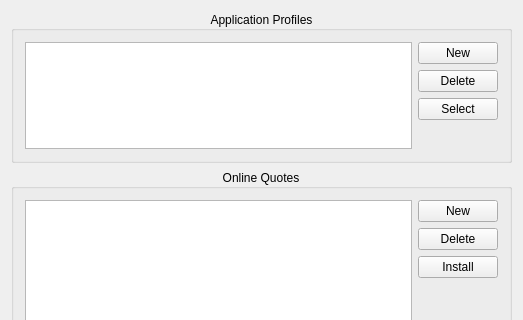
This is src/alkonlinequoteswidget.ui in KDE/alkimia as Qt 5 draws it before an edit; both pictures show x 0 to 523 and y 0 to 320 of the 523 by 815 pixel window. The edited form follows.
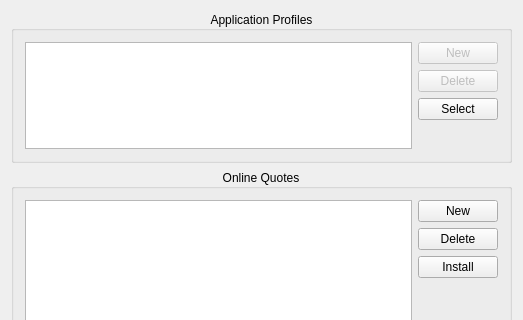
This is the edited form. Custom widgets are drawn as their Qt base class.

What changed in the file:
```diff
--- a/src/alkonlinequoteswidget.ui
+++ b/src/alkonlinequoteswidget.ui
@@ -45,6 +45,9 @@
              <layout class="QVBoxLayout" name="verticalLayout_7">
               <item>
                <widget class="QPushButton" name="m_newProfile">
+                <property name="enabled">
+                 <bool>false</bool>
+                </property>
                 <property name="text">
                  <string>New</string>
                 </property>
@@ -52,6 +55,9 @@
               </item>
               <item>
                <widget class="QPushButton" name="m_deleteProfile">
+                <property name="enabled">
+                 <bool>false</bool>
+                </property>
                 <property name="text">
                  <string>Delete</string>
                 </property>
```
